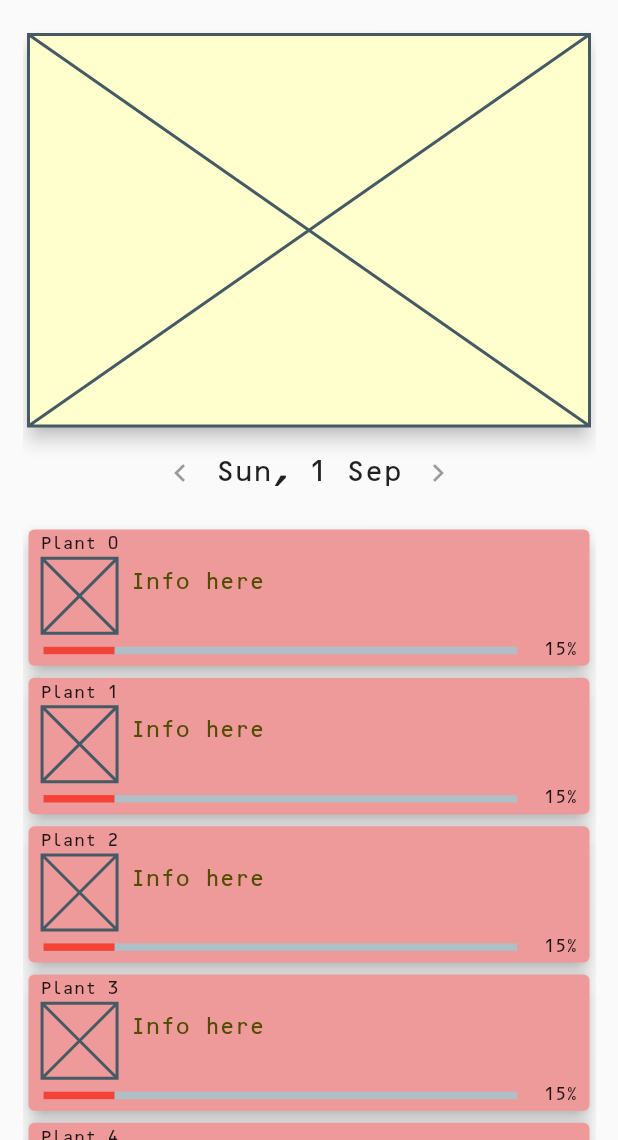
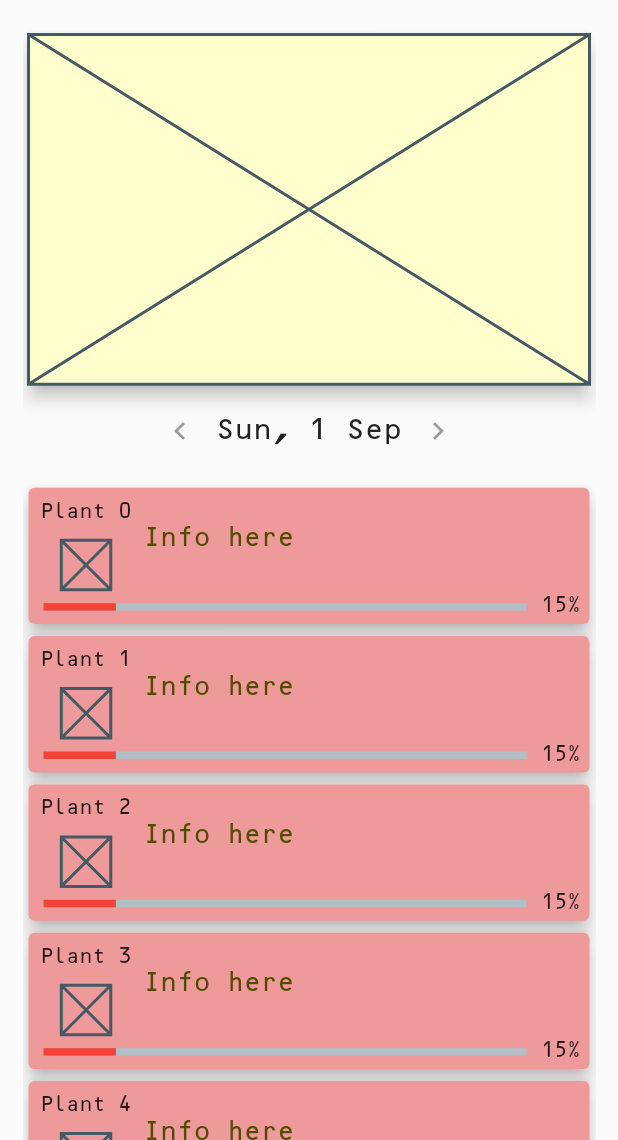
Before and after one commit to royarg02/soil_moisture_app, a Flutter app: the Analysis screen opened directly, on a phone screen of 412 x 824 dp, the part 96-1236 px from its top. Run offline on Flutter 3.47's test engine with Material 2 defaults, Android fonts, the phone set to English and light mode, and no system bars; drawn by our look-alikes of percent_indicator.

Commit message:
fixed overflowing sizes, progress bar animations

```diff
--- a/lib/pages/Analysis.dart
+++ b/lib/pages/Analysis.dart
@@ -65,7 +65,7 @@ class _AnalysisState extends State<Analysis> {
                         ],
                       ),
                       Container(
-                        height: 275.0,
+                        height: MediaQuery.of(context).size.height * 0.3,
                         padding: EdgeInsets.symmetric(vertical: 3.0),
                         child: Theme(
                           data: Theme.of(context).copyWith(
--- a/lib/ui/build_theme.dart
+++ b/lib/ui/build_theme.dart
@@ -11,7 +11,6 @@ ThemeData buildLightTheme() {
       color: appPrimaryDarkColor,
       textTheme: TextTheme(
         title: TextStyle(
-          fontSize: 28.0,
           color: appSecondaryDarkColor,
           fontFamily: 'Ocrb',
         ),
--- a/lib/ui/plant_tile.dart
+++ b/lib/ui/plant_tile.dart
@@ -29,16 +29,19 @@ class PlantTile extends StatelessWidget {
                     padding: const EdgeInsets.symmetric(horizontal: 8.0),
                     child: Column(
                       children: <Widget>[
-                        Text(
+                        Padding(
+                          padding: const EdgeInsets.only(top: 6.0, bottom: 8.0),
+                          child: Text(
                             this.label,
                             style: Theme.of(context).textTheme.body2.copyWith(
                                   fontSize:
-                                    MediaQuery.of(context).size.width * 0.03,
+                                      MediaQuery.of(context).size.width * 0.035,
+                                ),
                           ),
                         ),
                         Container(
-                          height: 50.0,
-                          width: 50.0,
+                          height: MediaQuery.of(context).size.height * 0.04,
+                          width: MediaQuery.of(context).size.height * 0.04,
                           child: Placeholder(), //*- Image Asset here
                         ),
                       ],
@@ -49,33 +52,32 @@ class PlantTile extends StatelessWidget {
                     child: Text(
                       'Info here',
                       style: Theme.of(context).textTheme.caption.copyWith(
-                            fontSize: MediaQuery.of(context).size.width * 0.04,
+                            fontSize: MediaQuery.of(context).size.width * 0.045,
                           ),
                     ),
                   ),
                 ],
               ),
-              Row(
-                children: <Widget>[
               Expanded(
                 child: LinearPercentIndicator(
+                  animateFromLastPercent: true,
+                  animationDuration: 600,
+                  animation: true,
+                  trailing: Padding(
+                    padding: const EdgeInsets.only(right: 6.0),
+                    child: Text(
+                      '${(this.percent * 100).toInt()}%',
+                      style: Theme.of(context).textTheme.button.copyWith(
+                            fontSize: MediaQuery.of(context).size.width * 0.035,
+                          ),
+                    ),
+                  ),
                   percent: this.percent,
                   progressColor:
                       (percent <= crit) ? Colors.red : Colors.green[900],
                   backgroundColor: Colors.blueGrey[200],
                 ),
               ),
-                  Padding(
-                    padding: const EdgeInsets.symmetric(horizontal: 8.0),
-                    child: Text(
-                      '${(this.percent * 100).toInt()}%',
-                      style: Theme.of(context).textTheme.button.copyWith(
-                            fontSize: MediaQuery.of(context).size.width * 0.03,
-                          ),
-                    ),
-                  )
-                ],
-              )
             ],
           ),
         ),
```
Also changed, not shown: lib/main.dart (+17 -4 lines), lib/pages/Overview.dart (+13 -11 lines), lib/ui/plant_card.dart (+8 -5 lines). Lines whose indentation alone changed are shown as unchanged.
